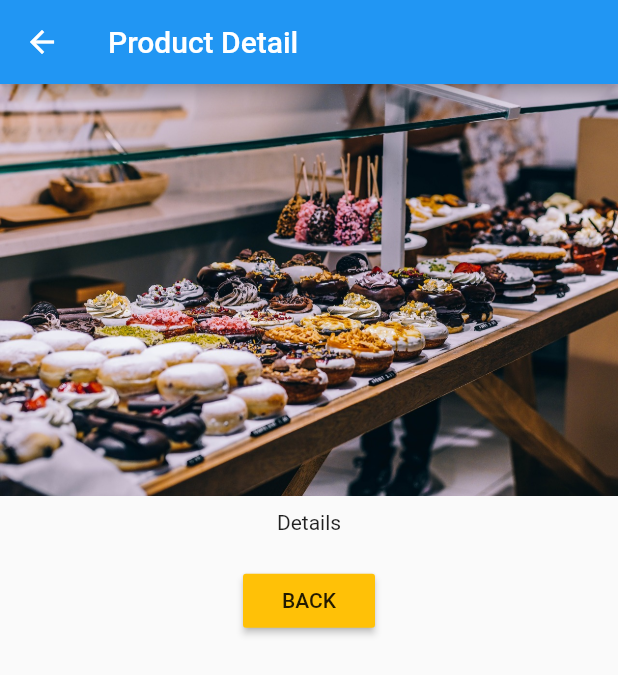
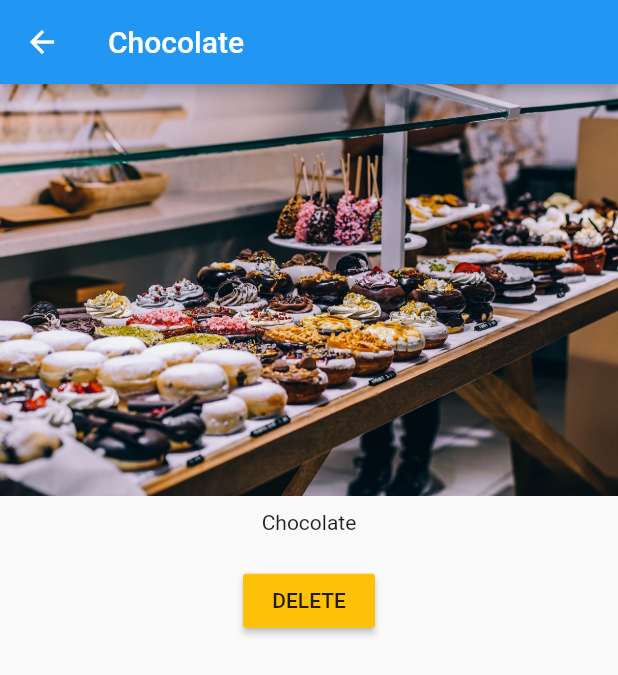
Before and after one commit to mehmetsukrukavak/flutter_course, a Flutter app: the screen it shows after launch, after a tap on "Add Product", after a tap on "Details", on a phone screen of 412 x 824 dp. Shown: the top 675 px of the screen. Run offline on Flutter 3.47's test engine with Material 2 defaults, Android fonts, the phone set to English and light mode, and no system bars; statements that could not run were skipped.

Commit message:
Map, passing data vb.

```diff
--- a/lib/pages/product.dart
+++ b/lib/pages/product.dart
@@ -1,32 +1,44 @@
 import 'package:flutter/material.dart';
+import 'dart:async';
 
 class ProductPage extends StatelessWidget {
+  final String title;
+  final String imageUrl;
+
+  ProductPage(this.title, this.imageUrl);
   @override
   Widget build(BuildContext context) {
-    return Scaffold(
+    return WillPopScope(
+      onWillPop: () {
+        print('Back Button');
+        Navigator.pop(context, false);
+        return Future.value(false)
+      },
+      child: Scaffold(
         appBar: AppBar(
-        title: Text('Product Detail'),
+          title: Text(title),
         ),
         body: Column(
           crossAxisAlignment: CrossAxisAlignment.center,
           children: <Widget>[
-          Image.asset('assets/food.jpg'),
+            Image.asset(imageUrl),
             Container(
               padding: EdgeInsets.all(10.0),
-            child: Text('Details'),
+              child: Text(title),
             ),
             Container(
               padding: EdgeInsets.all(10.0),
               child: RaisedButton(
                 color: Theme.of(context).accentColor,
-              child: Text('BACK'),
+                child: Text('DELETE'),
                 onPressed: () {
-                Navigator.pop(context);
+                  Navigator.pop(context, true);
                 },
               ),
             ),
           ],
         ),
+      ),
     );
   }
 }
--- a/lib/product_control.dart
+++ b/lib/product_control.dart
@@ -10,7 +10,7 @@ class ProductControl extends StatelessWidget {
     return RaisedButton(
       color: Theme.of(context).accentColor,
       onPressed: () {
-        addProduct('Sweets');
+        addProduct({'title': 'Chocolate', 'image': 'assets/food.jpg'});
       },
       child: Text("Add Product"),
     );
--- a/lib/product_manager.dart
+++ b/lib/product_manager.dart
@@ -4,7 +4,7 @@ import './products.dart';
 import './product_control.dart';
 
 class ProductManager extends StatefulWidget {
-  final String startingProduct;
+  final Map<String, String> startingProduct;
   ProductManager({this.startingProduct});
   @override
   State<StatefulWidget> createState() {
@@ -13,7 +13,7 @@ class ProductManager extends StatefulWidget {
 }
 
 class _ProductManagerState extends State<ProductManager> {
-  List<String> _products = [];
+  List<Map<String, String>> _products = [];
 
   @override
   void initState() {
@@ -23,9 +23,15 @@ class _ProductManagerState extends State<ProductManager> {
     super.initState();
   }
 
-  void _addProduct(String product) {
+  void _addProduct(Map<String, String> product) {
     setState(() {
       _products.add(product);
+    });
+  }
+
+  void _deleteProduct(int index) {
+    setState(() {
+      _products.removeAt(index);
     });
   }
 
@@ -38,7 +44,7 @@ class _ProductManagerState extends State<ProductManager> {
           child: ProductControl(_addProduct),
         ),
         Expanded(
-          child: Products(_products),
+          child: Products(_products, deleteProduct: _deleteProduct),
         ),
       ],
     );
--- a/lib/products.dart
+++ b/lib/products.dart
@@ -1,16 +1,18 @@
 import 'package:flutter/material.dart';
 import 'package:flutter_course/pages/product.dart';
+
 class Products extends StatelessWidget {
-  final List<String> products;
+  final List<Map<String, String>> products;
+  final Function deleteProduct;
 
-  Products(this.products);
+  Products(this.products, {this.deleteProduct});
 
   Widget _buildProductItem(BuildContext context, int index) {
     return Card(
       child: Column(
         children: <Widget>[
-          Image.asset('assets/food.jpg'),
-          Text(products[index]),
+          Image.asset(products[index]['image']),
+          Text(products[index]['title']),
           ButtonBar(
             alignment: MainAxisAlignment.center,
             children: <Widget>[
@@ -18,16 +20,19 @@ class Products extends StatelessWidget {
                 child: Text(
                   'Details',
                 ),
-                onPressed: () {
-                  Navigator.push(
-                    context,
-                    MaterialPageRoute(
-                      builder: (BuildContext context) {
-                        return ProductPage();
-                      },
-                    ),
-                  );
-                },
+                onPressed: () => Navigator.push<bool>(
+                      context,
+                      MaterialPageRoute(
+                        builder: (BuildContext context) {
+                          return ProductPage(products[index]['title'],
+                              products[index]['image']);
+                        },
+                      ),
+                    ).then((bool value) {
+                      if(value){
+                        deleteProduct(index);
+                      }
+                    }),
               ),
             ],
           ),
```
Lines whose indentation alone changed are shown as unchanged.
